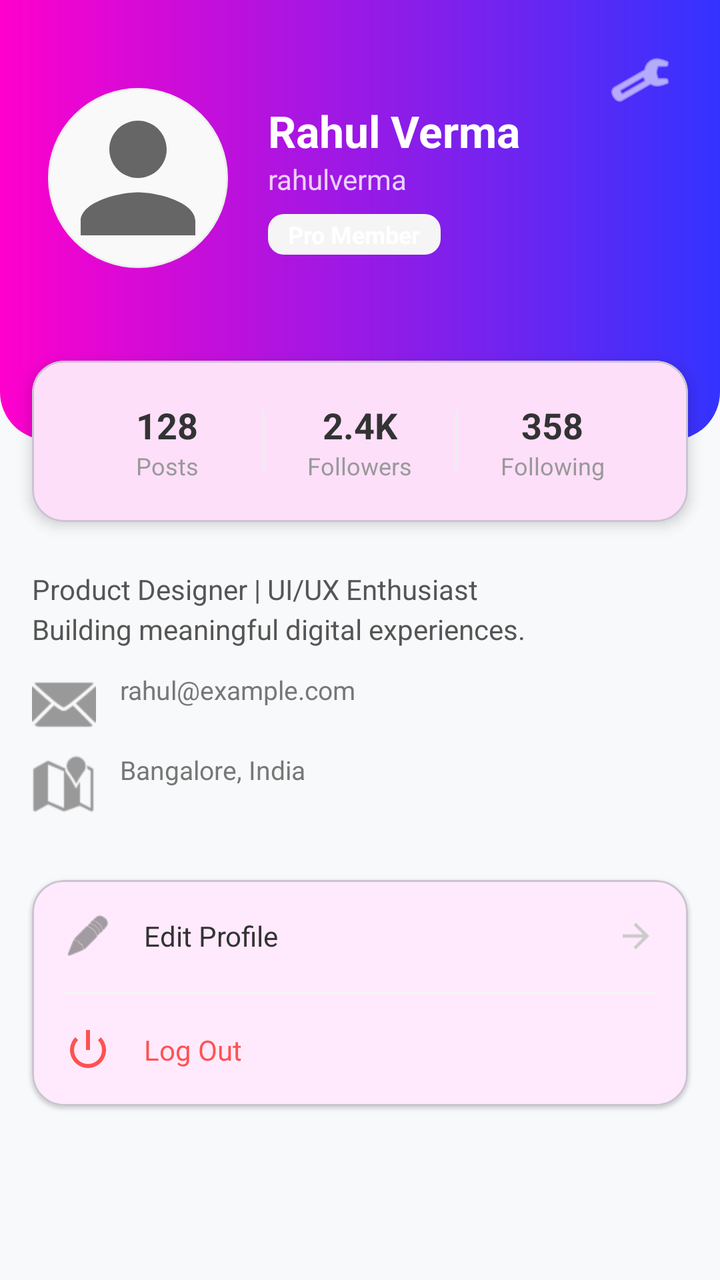
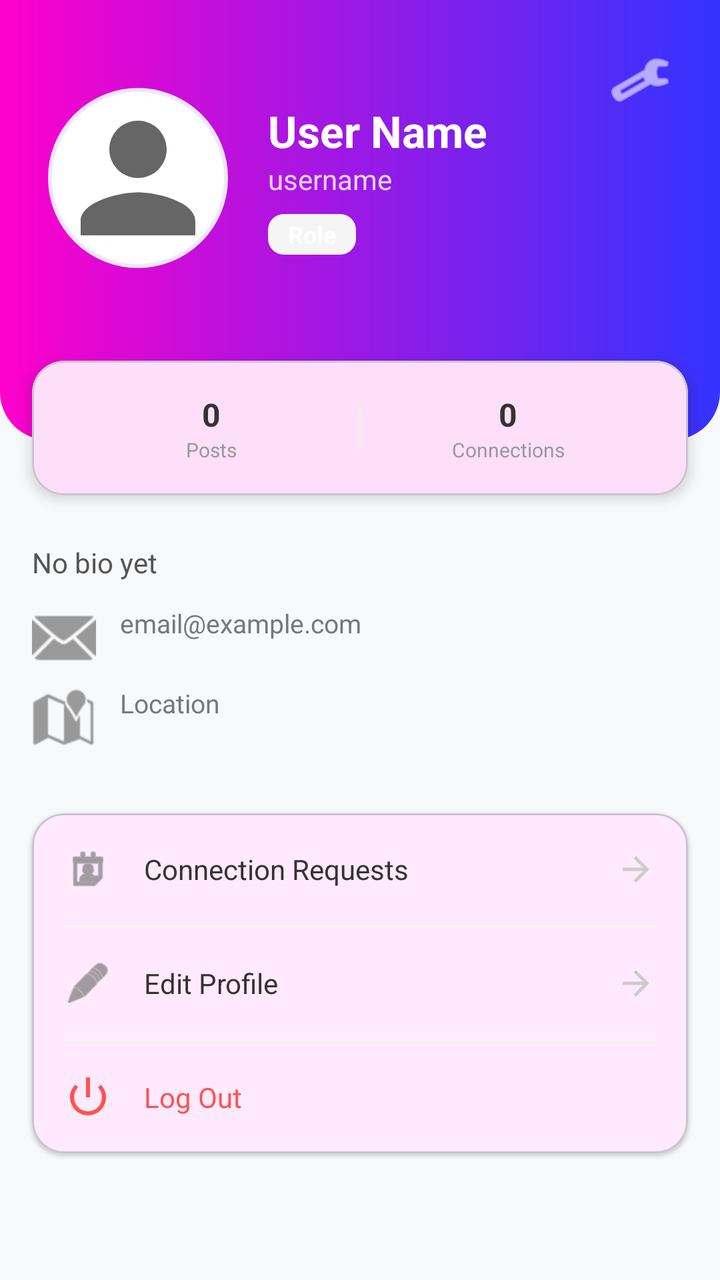

Two renders of the same Android screen: before a commit and after it. Below are the layout's source before the change and the commit's diff.
<!-- AndroidManifest.xml: application theme Theme.MXNexus -->
<!-- res/layout/fragment_profile.xml -->
<?xml version="1.0" encoding="utf-8"?>
<ScrollView xmlns:android="http://schemas.android.com/apk/res/android"
    xmlns:app="http://schemas.android.com/apk/res-auto"
    android:layout_width="match_parent"
    android:layout_height="match_parent"
    android:background="#F8F9FA">

    <LinearLayout
        android:layout_width="match_parent"
        android:layout_height="wrap_content"
        android:orientation="vertical">

        
        <RelativeLayout
            android:layout_width="match_parent"
            android:layout_height="220dp"
            android:background="@drawable/gradient_profile_header"
            android:padding="24dp">

            <ImageView
                android:id="@+id/btnSettings"
                android:layout_width="32dp"
                android:layout_height="32dp"
                android:layout_alignParentEnd="true"
                android:src="@android:drawable/ic_menu_manage"
                app:tint="#FFFFFF" />

            <LinearLayout
                android:layout_width="match_parent"
                android:layout_height="wrap_content"
                android:orientation="horizontal"
                android:gravity="center_vertical"
                android:layout_marginTop="20dp">

                <ImageView
                    android:id="@+id/imgProfileMainAvatar"
                    android:layout_width="90dp"
                    android:layout_height="90dp"
                    android:src="@drawable/ic_profile"
                    android:background="@drawable/circle_avatar"
                    android:padding="2dp"
                    android:scaleType="centerCrop" />

                <LinearLayout
                    android:layout_width="wrap_content"
                    android:layout_height="wrap_content"
                    android:orientation="vertical"
                    android:layout_marginStart="20dp">

                    <TextView
                        android:id="@+id/tvProfileName"
                        android:layout_width="wrap_content"
                        android:layout_height="wrap_content"
                        android:text="Rahul Verma"
                        android:textColor="#FFFFFF"
                        android:textSize="22sp"
                        android:textStyle="bold" />

                    <TextView
                        android:id="@+id/tvProfileEmail"
                        android:layout_width="wrap_content"
                        android:layout_height="wrap_content"
                        android:text="rahulverma"
                        android:textColor="#CCFFFFFF"
                        android:textSize="14sp" />

                    <TextView
                        android:id="@+id/tvProfileRole"
                        android:layout_width="wrap_content"
                        android:layout_height="wrap_content"
                        android:text="Pro Member"
                        android:textColor="#FFFFFF"
                        android:textSize="12sp"
                        android:textStyle="bold"
                        android:background="@drawable/role_badge"
                        android:layout_marginTop="8dp" />
                </LinearLayout>
            </LinearLayout>
        </RelativeLayout>

        
        <com.google.android.material.card.MaterialCardView
            android:layout_width="match_parent"
            android:layout_height="wrap_content"
            android:layout_marginHorizontal="16dp"
            android:layout_marginTop="-40dp"
            app:cardCornerRadius="16dp"
            app:cardElevation="4dp">

            <LinearLayout
                android:layout_width="match_parent"
                android:layout_height="wrap_content"
                android:orientation="horizontal"
                android:padding="20dp"
                android:gravity="center">

                <LinearLayout
                    android:layout_width="0dp"
                    android:layout_height="wrap_content"
                    android:layout_weight="1"
                    android:orientation="vertical"
                    android:gravity="center">
                    <TextView
                        android:id="@+id/tvPostCount"
                        android:layout_width="wrap_content"
                        android:layout_height="wrap_content"
                        android:text="128"
                        android:textColor="#333333"
                        android:textSize="18sp"
                        android:textStyle="bold" />
                    <TextView
                        android:layout_width="wrap_content"
                        android:layout_height="wrap_content"
                        android:text="Posts"
                        android:textColor="#999999"
                        android:textSize="12sp" />
                </LinearLayout>

                <View android:layout_width="1dp" android:layout_height="30dp" android:background="#EEEEEE" />

                <LinearLayout
                    android:id="@+id/layoutFollowers"
                    android:layout_width="0dp"
                    android:layout_height="wrap_content"
                    android:layout_weight="1"
                    android:orientation="vertical"
                    android:gravity="center">
                    <TextView
                        android:id="@+id/tvFollowerCount"
                        android:layout_width="wrap_content"
                        android:layout_height="wrap_content"
                        android:text="2.4K"
                        android:textColor="#333333"
                        android:textSize="18sp"
                        android:textStyle="bold" />
                    <TextView
                        android:layout_width="wrap_content"
                        android:layout_height="wrap_content"
                        android:text="Followers"
                        android:textColor="#999999"
                        android:textSize="12sp" />
                </LinearLayout>

                <View android:layout_width="1dp" android:layout_height="30dp" android:background="#EEEEEE" />

                <LinearLayout
                    android:id="@+id/layoutFollowing"
                    android:layout_width="0dp"
                    android:layout_height="wrap_content"
                    android:layout_weight="1"
                    android:orientation="vertical"
                    android:gravity="center">
                    <TextView
                        android:id="@+id/tvFollowingCount"
                        android:layout_width="wrap_content"
                        android:layout_height="wrap_content"
                        android:text="358"
                        android:textColor="#333333"
                        android:textSize="18sp"
                        android:textStyle="bold" />
                    <TextView
                        android:layout_width="wrap_content"
                        android:layout_height="wrap_content"
                        android:text="Following"
                        android:textColor="#999999"
                        android:textSize="12sp" />
                </LinearLayout>
            </LinearLayout>
        </com.google.android.material.card.MaterialCardView>

        
        <LinearLayout
            android:layout_width="match_parent"
            android:layout_height="wrap_content"
            android:orientation="vertical"
            android:padding="16dp"
            android:layout_marginTop="8dp">

            <TextView
                android:id="@+id/tvProfileBio"
                android:layout_width="match_parent"
                android:layout_height="wrap_content"
                android:text="Product Designer | UI/UX Enthusiast\nBuilding meaningful digital experiences."
                android:textColor="#555555"
                android:textSize="14sp"
                android:lineSpacingMultiplier="1.2" />

            <TextView
                android:id="@+id/tvDetail1Value"
                android:layout_width="match_parent"
                android:layout_height="wrap_content"
                android:text="rahul@example.com"
                android:textColor="#777777"
                android:textSize="13sp"
                android:layout_marginTop="12dp"
                android:drawableStart="@android:drawable/ic_dialog_email"
                android:drawablePadding="12dp"
                app:drawableTint="#999999" />

            <TextView
                android:id="@+id/tvDetail2Value"
                android:layout_width="match_parent"
                android:layout_height="wrap_content"
                android:text="Bangalore, India"
                android:textColor="#777777"
                android:textSize="13sp"
                android:layout_marginTop="8dp"
                android:drawableStart="@android:drawable/ic_dialog_map"
                android:drawablePadding="12dp"
                app:drawableTint="#999999" />
        </LinearLayout>

        
        <com.google.android.material.card.MaterialCardView
            android:layout_width="match_parent"
            android:layout_height="wrap_content"
            android:layout_margin="16dp"
            app:cardCornerRadius="16dp"
            app:cardElevation="1dp">

            <LinearLayout
                android:layout_width="match_parent"
                android:layout_height="wrap_content"
                android:orientation="vertical">

                <LinearLayout
                    android:id="@+id/btnEditProfile"
                    android:layout_width="match_parent"
                    android:layout_height="56dp"
                    android:orientation="horizontal"
                    android:gravity="center_vertical"
                    android:paddingHorizontal="16dp"
                    android:background="?attr/selectableItemBackground">
                    <ImageView android:layout_width="24dp" android:layout_height="24dp" android:src="@android:drawable/ic_menu_edit" app:tint="#666666" />
                    <TextView android:layout_width="0dp" android:layout_height="wrap_content" android:layout_weight="1" android:text="Edit Profile" android:layout_marginStart="16dp" android:textColor="#333333" android:textSize="14sp" />
                    <ImageView android:layout_width="20dp" android:layout_height="20dp" android:src="@drawable/ic_back" android:rotation="180" app:tint="#CCCCCC" />
                </LinearLayout>

                <View android:layout_width="match_parent" android:layout_height="1dp" android:background="#F5F5F5" android:layout_marginHorizontal="16dp" />

                <LinearLayout
                    android:id="@+id/btnLogout"
                    android:layout_width="match_parent"
                    android:layout_height="56dp"
                    android:orientation="horizontal"
                    android:gravity="center_vertical"
                    android:paddingHorizontal="16dp"
                    android:background="?attr/selectableItemBackground">
                    <ImageView android:layout_width="24dp" android:layout_height="24dp" android:src="@android:drawable/ic_lock_power_off" app:tint="#FF5252" />
                    <TextView android:layout_width="0dp" android:layout_height="wrap_content" android:layout_weight="1" android:text="Log Out" android:layout_marginStart="16dp" android:textColor="#FF5252" android:textSize="14sp" />
                </LinearLayout>

            </LinearLayout>
        </com.google.android.material.card.MaterialCardView>

    </LinearLayout>
</ScrollView>
<!-- resources referenced by this layout -->
<resources>
  <!-- drawable circle_avatar (drawable) -->
  <?xml version="1.0" encoding="utf-8"?>
  <shape xmlns:android="http://schemas.android.com/apk/res/android" android:shape="oval">
      <solid android:color="#F9F9F9" />
      <stroke android:width="1dp" android:color="#EEEEEE" />
  </shape>
  <!-- drawable gradient_profile_header (drawable) -->
  <?xml version="1.0" encoding="utf-8"?>
  <shape xmlns:android="http://schemas.android.com/apk/res/android"
      android:shape="rectangle">
      <gradient
          android:startColor="#FF00CC"
          android:endColor="#3333FF"
          android:angle="0" />
      <corners
          android:bottomLeftRadius="24dp"
          android:bottomRightRadius="24dp" />
  </shape>
  <!-- drawable ic_back (drawable) -->
  <vector xmlns:android="http://schemas.android.com/apk/res/android"
      android:width="24dp"
      android:height="24dp"
      android:viewportWidth="24"
      android:viewportHeight="24">
    <path
        android:pathData="M20,11H7.83l5.59,-5.59L12,4l-8,8l8,8l1.41,-1.41L7.83,13H20v-2z"
        android:fillColor="#666666"/>
  </vector>
  <!-- drawable ic_profile (drawable) -->
  <vector xmlns:android="http://schemas.android.com/apk/res/android"
      android:width="24dp"
      android:height="24dp"
      android:viewportWidth="24"
      android:viewportHeight="24">
    <path
        android:pathData="M12,12c2.21,0 4,-1.79 4,-4s-1.79,-4 -4,-4 -4,1.79 -4,4 1.79,4 4,4zm0,2c-2.67,0 -8,1.34 -8,4v2h16v-2c0,-2.66 -5.33,-4 -8,-4z"
        android:fillColor="#666666"/>
  </vector>
  <!-- drawable role_badge (drawable) -->
  <?xml version="1.0" encoding="utf-8"?>
  <shape xmlns:android="http://schemas.android.com/apk/res/android">
      <solid android:color="#F5F5F5" />
      <corners android:radius="8dp" />
      <padding android:left="10dp" android:right="10dp" android:top="2dp" android:bottom="2dp" />
  </shape>
  <style name="Theme.MXNexus" parent="Base.Theme.MXNexus" />
  <style name="Base.Theme.MXNexus" parent="Theme.Material3.Light.NoActionBar">
          <item name="colorPrimary">@color/primary</item>
          <item name="colorOnPrimary">@color/surface</item>
          <item name="colorSecondary">@color/accent</item>
          <item name="android:colorBackground">@color/background</item>
          <item name="android:fontFamily">sans-serif</item>
          <item name="android:textColorPrimary">#1A1A2E</item>
          <item name="materialButtonStyle">@style/WhiteTextButton</item>
      </style>
  <color name="primary">#FF00CC</color>
  <color name="surface">#FFFFFF</color>
  <color name="accent">#3333FF</color>
  <color name="background">#FFFFFF</color>
  <style name="WhiteTextButton" parent="Widget.MaterialComponents.Button">
          <item name="android:textColor">#FFFFFF</item>
      </style>
</resources>

<!-- the commit's change to res/layout/fragment_profile.xml (unified diff, before → after) -->
@@ -51,7 +51,7 @@
                         android:id="@+id/tvProfileName"
                         android:layout_width="wrap_content"
                         android:layout_height="wrap_content"
-                        android:text="Rahul Verma"
+                        android:text="User Name"
                         android:textColor="#FFFFFF"
                         android:textSize="22sp"
                         android:textStyle="bold" />
@@ -60,7 +60,7 @@
                         android:id="@+id/tvProfileEmail"
                         android:layout_width="wrap_content"
                         android:layout_height="wrap_content"
-                        android:text="rahulverma"
+                        android:text="username"
                         android:textColor="#CCFFFFFF"
                         android:textSize="14sp" />
 
@@ -68,7 +68,7 @@
                         android:id="@+id/tvProfileRole"
                         android:layout_width="wrap_content"
                         android:layout_height="wrap_content"
-                        android:text="Pro Member"
+                        android:text="Role"
                         android:textColor="#FFFFFF"
                         android:textSize="12sp"
                         android:textStyle="bold"
@@ -91,7 +91,7 @@
                 android:layout_width="match_parent"
                 android:layout_height="wrap_content"
                 android:orientation="horizontal"
-                android:padding="20dp"
+                android:padding="16dp"
                 android:gravity="center">
 
                 <LinearLayout
@@ -104,66 +104,44 @@
                         android:id="@+id/tvPostCount"
                         android:layout_width="wrap_content"
                         android:layout_height="wrap_content"
-                        android:text="128"
+                        android:text="0"
                         android:textColor="#333333"
-                        android:textSize="18sp"
+                        android:textSize="16sp"
                         android:textStyle="bold" />
                     <TextView
                         android:layout_width="wrap_content"
                         android:layout_height="wrap_content"
                         android:text="Posts"
                         android:textColor="#999999"
-                        android:textSize="12sp" />
-                </LinearLayout>
-
-                <View android:layout_width="1dp" android:layout_height="30dp" android:background="#EEEEEE" />
-
-                <LinearLayout
-                    android:id="@+id/layoutFollowers"
+                        android:textSize="10sp" />
+                </LinearLayout>
+
+                <View android:layout_width="1dp" android:layout_height="24dp" android:background="#EEEEEE" />
+
+                <LinearLayout
+                    android:id="@+id/layoutConnections"
                     android:layout_width="0dp"
                     android:layout_height="wrap_content"
                     android:layout_weight="1"
                     android:orientation="vertical"
-                    android:gravity="center">
-                    <TextView
-                        android:id="@+id/tvFollowerCount"
-                        android:layout_width="wrap_content"
-                        android:layout_height="wrap_content"
-                        android:text="2.4K"
+                    android:gravity="center"
+                    android:clickable="true"
+                    android:focusable="true"
+                    android:background="?attr/selectableItemBackground">
+                    <TextView
+                        android:id="@+id/tvConnectionCount"
+                        android:layout_width="wrap_content"
+                        android:layout_height="wrap_content"
+                        android:text="0"
                         android:textColor="#333333"
-                        android:textSize="18sp"
+                        android:textSize="16sp"
                         android:textStyle="bold" />
                     <TextView
                         android:layout_width="wrap_content"
                         android:layout_height="wrap_content"
-                        android:text="Followers"
+                        android:text="Connections"
                         android:textColor="#999999"
-                        android:textSize="12sp" />
-                </LinearLayout>
-
-                <View android:layout_width="1dp" android:layout_height="30dp" android:background="#EEEEEE" />
-
-                <LinearLayout
-                    android:id="@+id/layoutFollowing"
-                    android:layout_width="0dp"
-                    android:layout_height="wrap_content"
-                    android:layout_weight="1"
-                    android:orientation="vertical"
-                    android:gravity="center">
-                    <TextView
-                        android:id="@+id/tvFollowingCount"
-                        android:layout_width="wrap_content"
-                        android:layout_height="wrap_content"
-                        android:text="358"
-                        android:textColor="#333333"
-                        android:textSize="18sp"
-                        android:textStyle="bold" />
-                    <TextView
-                        android:layout_width="wrap_content"
-                        android:layout_height="wrap_content"
-                        android:text="Following"
-                        android:textColor="#999999"
-                        android:textSize="12sp" />
+                        android:textSize="10sp" />
                 </LinearLayout>
             </LinearLayout>
         </com.google.android.material.card.MaterialCardView>
@@ -180,7 +158,7 @@
                 android:id="@+id/tvProfileBio"
                 android:layout_width="match_parent"
                 android:layout_height="wrap_content"
-                android:text="Product Designer | UI/UX Enthusiast\nBuilding meaningful digital experiences."
+                android:text="No bio yet"
                 android:textColor="#555555"
                 android:textSize="14sp"
                 android:lineSpacingMultiplier="1.2" />
@@ -189,7 +167,7 @@
                 android:id="@+id/tvDetail1Value"
                 android:layout_width="match_parent"
                 android:layout_height="wrap_content"
-                android:text="rahul@example.com"
+                android:text="email@example.com"
                 android:textColor="#777777"
                 android:textSize="13sp"
                 android:layout_marginTop="12dp"
@@ -201,7 +179,7 @@
                 android:id="@+id/tvDetail2Value"
                 android:layout_width="match_parent"
                 android:layout_height="wrap_content"
-                android:text="Bangalore, India"
+                android:text="Location"
                 android:textColor="#777777"
                 android:textSize="13sp"
                 android:layout_marginTop="8dp"
@@ -224,6 +202,31 @@
                 android:orientation="vertical">
 
                 <LinearLayout
+                    android:id="@+id/btnPendingRequests"
+                    android:layout_width="match_parent"
+                    android:layout_height="56dp"
+                    android:orientation="horizontal"
+                    android:gravity="center_vertical"
+                    android:paddingHorizontal="16dp"
+                    android:background="?attr/selectableItemBackground">
+                    <ImageView android:layout_width="24dp" android:layout_height="24dp" android:src="@android:drawable/ic_menu_my_calendar" app:tint="#666666" />
+                    <TextView android:layout_width="0dp" android:layout_height="wrap_content" android:layout_weight="1" android:text="Connection Requests" android:layout_marginStart="16dp" android:textColor="#333333" android:textSize="14sp" />
+                    <TextView
+                        android:id="@+id/tvRequestBadge"
+                        android:layout_width="wrap_content"
+                        android:layout_height="wrap_content"
+                        android:background="@drawable/badge_circle"
+                        android:textColor="#FFFFFF"
+                        android:textSize="10sp"
+                        android:paddingHorizontal="6dp"
+                        android:visibility="gone"
+                        android:text="0" />
+                    <ImageView android:layout_width="20dp" android:layout_height="20dp" android:src="@drawable/ic_back" android:rotation="180" app:tint="#CCCCCC" />
+                </LinearLayout>
+
+                <View android:layout_width="match_parent" android:layout_height="1dp" android:background="#F5F5F5" android:layout_marginHorizontal="16dp" />
+
+                <LinearLayout
                     android:id="@+id/btnEditProfile"
                     android:layout_width="match_parent"
                     android:layout_height="56dp"
<!-- resource entries referenced after the edit -->
@@ -1,10 +1,20 @@
 <!-- resources referenced by this layout -->
 <resources>
+  <!-- drawable badge_circle (drawable) -->
+  <?xml version="1.0" encoding="utf-8"?>
+  <shape xmlns:android="http://schemas.android.com/apk/res/android"
+      android:shape="oval">
+      <solid android:color="#FF5252" />
+      <size
+          android:width="18dp"
+          android:height="18dp" />
+  </shape>
   <!-- drawable circle_avatar (drawable) -->
   <?xml version="1.0" encoding="utf-8"?>
-  <shape xmlns:android="http://schemas.android.com/apk/res/android" android:shape="oval">
-      <solid android:color="#F9F9F9" />
-      <stroke android:width="1dp" android:color="#EEEEEE" />
+  <shape xmlns:android="http://schemas.android.com/apk/res/android"
+      android:shape="oval">
+      <solid android:color="#FFFFFF"/>
+      <stroke android:width="2dp" android:color="#F0E6FF"/>
   </shape>
   <!-- drawable gradient_profile_header (drawable) -->
   <?xml version="1.0" encoding="utf-8"?>
